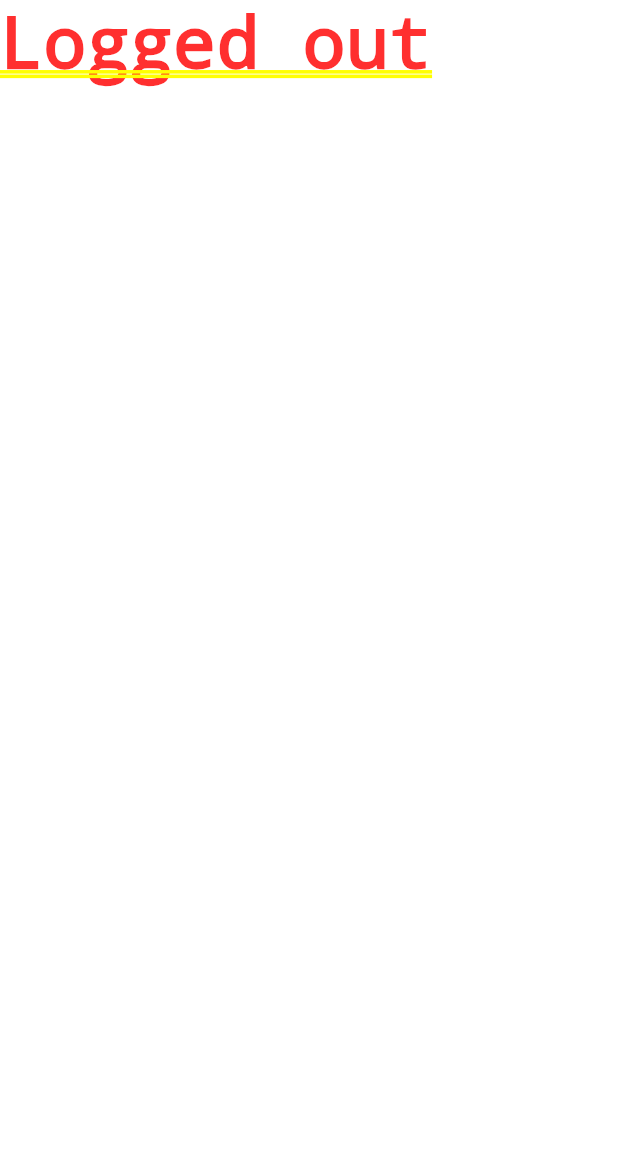
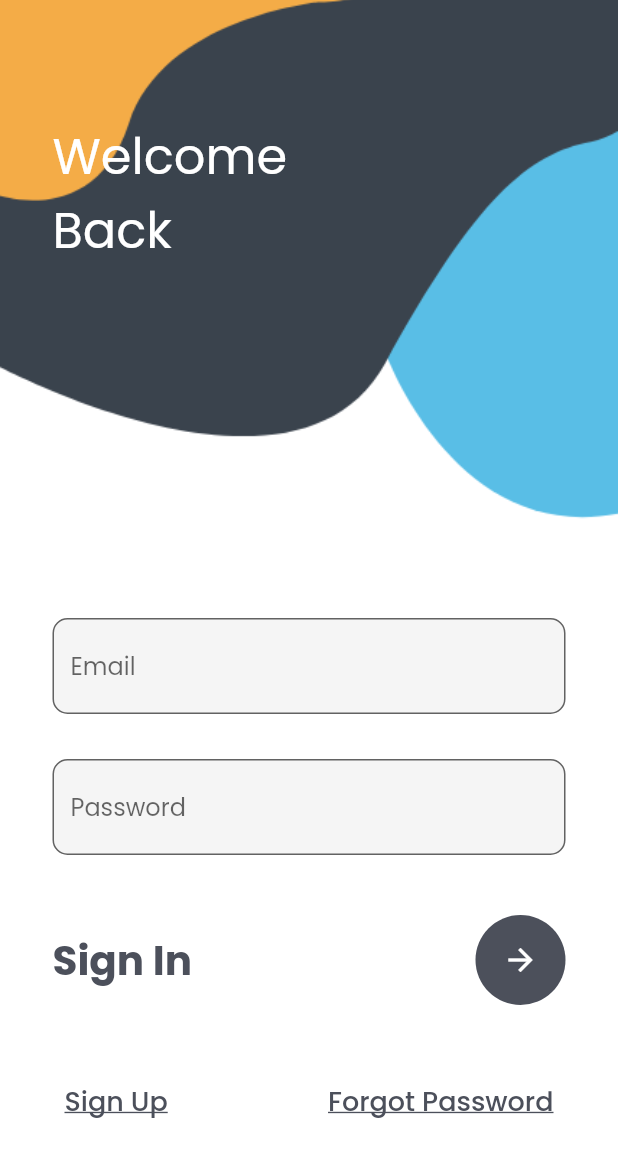
Before and after one commit to DanielKirkwood/you_choose, a Flutter app: the screen it shows after launch, on a phone screen of 412 x 824 dp. Shown: the top 1157 px of the screen. Run offline on Flutter 3.47's test engine with Material 2 defaults, Android fonts, the phone set to English and light mode, and no system bars; our stand-ins replace cloud_firestore, firebase_auth, firebase_core; accounts and stored records are empty; generated files the repository leaves out were written again.

Commit message:
[Enhancement]: Login Screen added
Screen which contains a form allowing user to login with email and password.

```diff
--- a/lib/src/app.dart
+++ b/lib/src/app.dart
@@ -1,5 +1,7 @@
 import 'package:flutter/material.dart';
 import 'package:you_choose/src/screens/add_restaurant.dart';
+import 'package:you_choose/src/screens/login_screen.dart';
+import 'package:you_choose/src/screens/register_screen.dart';
 import 'package:you_choose/src/services/auth.dart';
 
 class MyApp extends StatelessWidget {
@@ -15,7 +17,9 @@ class MyApp extends StatelessWidget {
       initialRoute: '/',
       routes: {
         '/': (context) => AuthService().handleAuthState(),
-        '/add-restaurant': (context) => const AddRestaurantScreen()
+        '/add-restaurant': (context) => const AddRestaurantScreen(),
+        '/login': (context) => const LoginScreen(),
+        '/register': (context) => const RegisterScreen(),
       },
     );
   }
--- /dev/null
+++ b/lib/src/screens/login_screen.dart
@@ -0,0 +1,171 @@
+import 'package:flutter/material.dart';
+import 'package:you_choose/src/services/auth.dart';
+
+class LoginScreen extends StatefulWidget {
+  const LoginScreen({Key? key}) : super(key: key);
+
+  @override
+  State<LoginScreen> createState() => _LoginScreenState();
+}
+
+class _LoginScreenState extends State<LoginScreen> {
+  final _formKey = GlobalKey<FormState>();
+  String _email = "";
+  String _password = "";
+
+  final AuthService _authService = AuthService();
+
+  void _submit() async {
+    if (_formKey.currentState!.validate()) {
+      _formKey.currentState!.save();
+
+      await _authService.signInWithEmailAndPassword(_email, _password);
+    }
+  }
+
+  @override
+  Widget build(BuildContext context) {
+    return Container(
+      decoration: const BoxDecoration(
+        image: DecorationImage(
+            image: AssetImage('assets/images/login.png'), fit: BoxFit.cover),
+      ),
+      child: Scaffold(
+        backgroundColor: Colors.transparent,
+        body: Stack(children: [
+          Container(
+            padding: const EdgeInsets.only(left: 35, top: 80),
+            child: const Text(
+              "Welcome\nBack",
+              style: TextStyle(color: Colors.white, fontSize: 33),
+            ),
+          ),
+          SingleChildScrollView(
+            child: Form(
+              key: _formKey,
+              child: Container(
+                padding: EdgeInsets.only(
+                    right: 35,
+                    left: 35,
+                    top: MediaQuery.of(context).size.height * 0.5),
+                child: Column(children: [
+                  TextFormField(
+                    onFieldSubmitted: (String value) {
+                      setState(() => _email = value);
+                    },
+                    onChanged: (String value) {
+                      setState(() => _email = value);
+                    },
+                    validator: (String? value) {
+                      if (value == null || value.isEmpty) {
+                        return 'Please provide an email address';
+                      }
+                      if (!_authService.isValidEmail(value)) {
+                        return 'Please provide a valid email address';
+                      }
+                      return null;
+                    },
+                    decoration: InputDecoration(
+                      fillColor: Colors.grey.shade100,
+                      filled: true,
+                      hintText: 'Email',
+                      border: OutlineInputBorder(
+                        borderRadius: BorderRadius.circular(10),
+                      ),
+                    ),
+                  ),
+                  const SizedBox(
+                    height: 30,
+                  ),
+                  TextFormField(
+                    onFieldSubmitted: (String value) {
+                      setState(() => _password = value);
+                    },
+                    onChanged: (String value) {
+                      setState(() => _password = value);
+                    },
+                    validator: (String? value) {
+                      if (value == null || value.isEmpty) {
+                        return 'Please provide a password';
+                      }
+                      return null;
+                    },
+                    obscureText: true,
+                    decoration: InputDecoration(
+                      fillColor: Colors.grey.shade100,
+                      filled: true,
+                      hintText: 'Password',
+                      border: OutlineInputBorder(
+                        borderRadius: BorderRadius.circular(10),
+                      ),
+                    ),
+                  ),
+                  const SizedBox(
+                    height: 40,
+                  ),
+                  Row(
+                    mainAxisAlignment: MainAxisAlignment.spaceBetween,
+                    children: [
+                      const Text(
+                        'Sign In',
+                        style: TextStyle(
+                          color: Color(0xff4c505b),
+                          fontSize: 27,
+                          fontWeight: FontWeight.w700,
+                        ),
+                      ),
+                      CircleAvatar(
+                        radius: 30,
+                        backgroundColor: const Color(0xff4c505b),
+                        child: IconButton(
+                          color: Colors.white,
+                          onPressed: () {
+                            if (_formKey.currentState!.validate()) {
+                              _submit();
+                            }
+                          },
+                          icon: const Icon(Icons.arrow_forward),
+                        ),
+                      ),
+                    ],
+                  ),
+                  const SizedBox(
+                    height: 40,
+                  ),
+                  Row(
+                      mainAxisAlignment: MainAxisAlignment.spaceBetween,
+                      children: [
+                        TextButton(
+                          onPressed: () {
+                            Navigator.pushNamed(context, '/register');
+                          },
+                          child: const Text(
+                            'Sign Up',
+                            style: TextStyle(
+                              decoration: TextDecoration.underline,
+                              fontSize: 18,
+                              color: Color(0xff4c505b),
+                            ),
+                          ),
+                        ),
+                        TextButton(
+                          onPressed: () {},
+                          child: const Text(
+                            'Forgot Password',
+                            style: TextStyle(
+                              decoration: TextDecoration.underline,
+                              fontSize: 18,
+                              color: Color(0xff4c505b),
+                            ),
+                          ),
+                        ),
+                      ]),
+                ]),
+              ),
+            ),
+          ),
+        ]),
+      ),
+    );
+  }
+}
--- a/lib/src/services/auth.dart
+++ b/lib/src/services/auth.dart
@@ -1,6 +1,7 @@
 import 'package:firebase_auth/firebase_auth.dart';
 import 'package:flutter/material.dart';
 import 'package:you_choose/src/screens/home_screen.dart';
+import 'package:you_choose/src/screens/login_screen.dart';
 
 class AuthService {
   final FirebaseAuth _auth = FirebaseAuth.instance;
@@ -13,7 +14,7 @@ class AuthService {
           if (snapshot.hasData) {
             return const HomeScreen();
           } else {
-            return const Text('Logged out');
+            return const LoginScreen();
           }
         });
   }
@@ -75,4 +76,8 @@ class AuthService {
       return null;
     }
   }
+
+  bool isValidEmail(String email) {
+    return RegExp("^[a-zA-Z0-9+_.-]+@[a-zA-Z0-9.-]+.[a-z]").hasMatch(email);
+  }
 }
--- a/pubspec.yaml
+++ b/pubspec.yaml
@@ -61,9 +61,8 @@ flutter:
   uses-material-design: true
 
   # To add assets to your application, add an assets section, like this:
-  # assets:
-  #   - images/a_dot_burr.jpeg
-  #   - images/a_dot_ham.jpeg
+  assets:
+    - assets/images/
 
   # An image asset can refer to one or more resolution-specific "variants", see
   # https://flutter.dev/assets-and-images/#resolution-aware
--- a/saved-data/auth_export/accounts.json
+++ b/saved-data/auth_export/accounts.json
@@ -1 +1 @@
-{"kind":"identitytoolkit#DownloadAccountResponse","users":[]}
+{"kind":"identitytoolkit#DownloadAccountResponse","users":[{"localId":"2nTogzFGGsfp57pM03s0utkrvNBu","createdAt":"1655817929120","lastLoginAt":"1655818220402","displayName":"Daniel Kirkwood","photoUrl":"","emailVerified":false,"email":"danielkirkwood1973@gmail.com","salt":"fakeSaltbPzBXc212N98XyA3GZd1","passwordHash":"fakeHash:salt=fakeSaltbPzBXc212N98XyA3GZd1:password=elephant99","passwordUpdatedAt":1655817929119,"validSince":"1655817929","providerUserInfo":[{"providerId":"password","email":"danielkirkwood1973@gmail.com","federatedId":"danielkirkwood1973@gmail.com","rawId":"danielkirkwood1973@gmail.com","displayName":"Daniel Kirkwood","photoUrl":""}],"lastRefreshAt":"2022-06-21T13:30:20.402Z"}]}
```
Also changed, not shown: assets/images/login.png (added), 1 other file.
